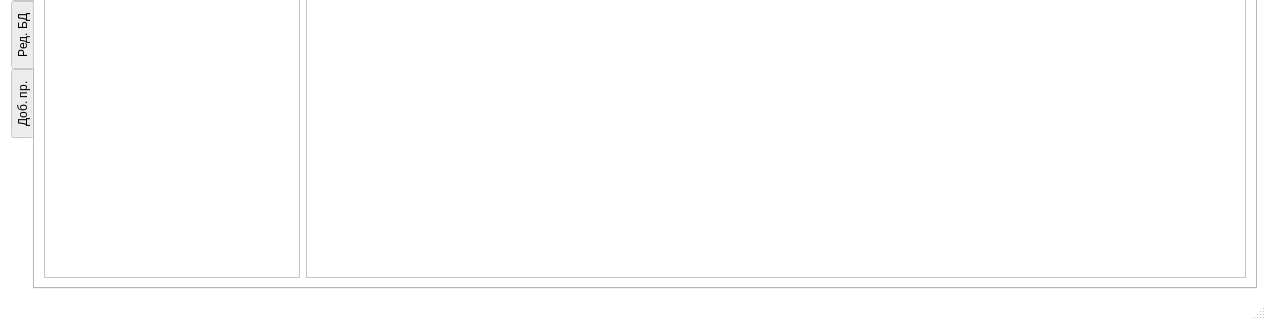
This is mainwindow.ui in egor0665/VKBR as Qt 5 draws it before an edit; both pictures show x 0 to 1266 and y 477 to 797 of the 1266 by 797 pixel window. The edited form follows.
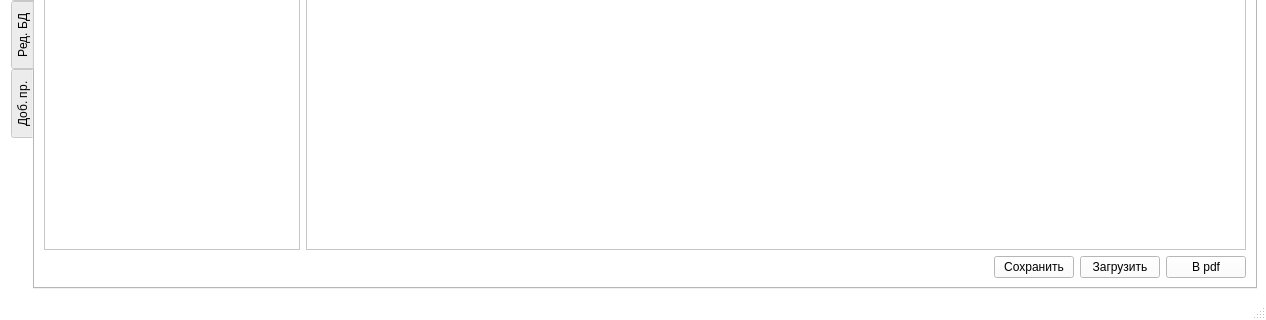
This is the edited form. The open tabs and pages were chosen to show the change. Custom widgets are drawn as their Qt base class.

```diff
--- a/mainwindow.ui
+++ b/mainwindow.ui
@@ -519,7 +519,9 @@
          </attribute>
          <layout class="QVBoxLayout" name="verticalLayout_18">
           <item>
-           <layout class="QHBoxLayout" name="horizontalLayout_16">
+           <layout class="QVBoxLayout" name="verticalLayout_10">
+            <item>
+             <layout class="QHBoxLayout" name="horizontalLayout_23">
             <item>
              <widget class="QListWidget" name="listWidget">
               <property name="sizePolicy">
@@ -539,6 +541,46 @@
             </item>
            </layout>
           </item>
+            <item>
+             <layout class="QHBoxLayout" name="horizontalLayout_16">
+              <item>
+               <spacer name="horizontalSpacer_18">
+                <property name="orientation">
+                 <enum>Qt::Horizontal</enum>
+                </property>
+                <property name="sizeHint" stdset="0">
+                 <size>
+                  <width>40</width>
+                  <height>20</height>
+                 </size>
+                </property>
+               </spacer>
+              </item>
+              <item>
+               <widget class="QPushButton" name="pushButton_15">
+                <property name="text">
+                 <string>Сохранить</string>
+                </property>
+               </widget>
+              </item>
+              <item>
+               <widget class="QPushButton" name="pushButton_14">
+                <property name="text">
+                 <string>Загрузить</string>
+                </property>
+               </widget>
+              </item>
+              <item>
+               <widget class="QPushButton" name="pushButton_16">
+                <property name="text">
+                 <string>В pdf</string>
+                </property>
+               </widget>
+              </item>
+             </layout>
+            </item>
+           </layout>
+          </item>
          </layout>
         </widget>
         <widget class="QWidget" name="tab">
```
Left out of the diff: 4 changed lines with no effect on the pictures. Lines whose indentation alone changed are shown as unchanged.
